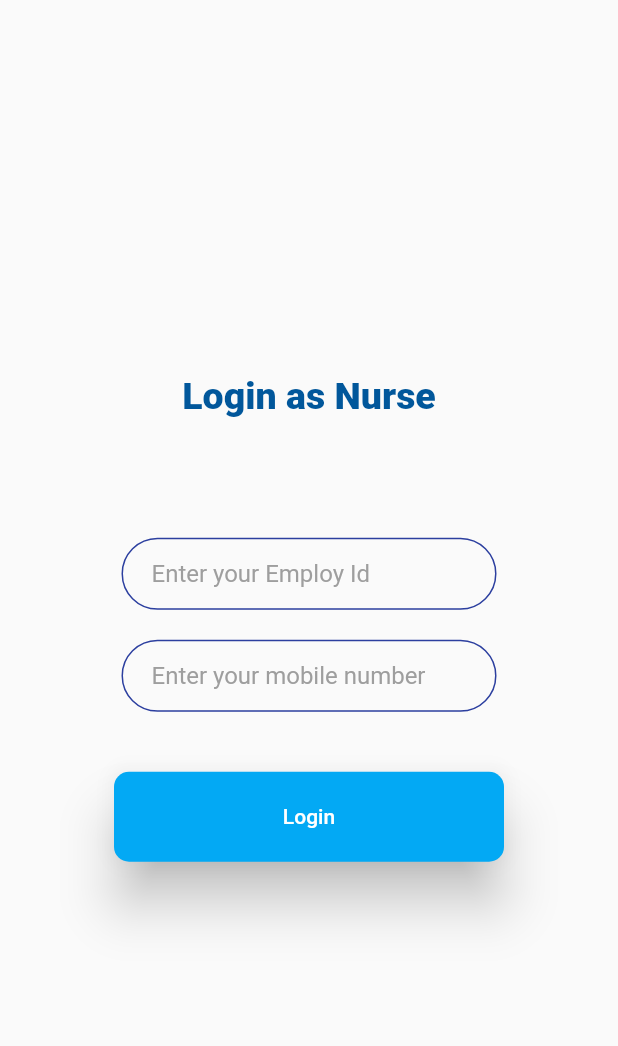
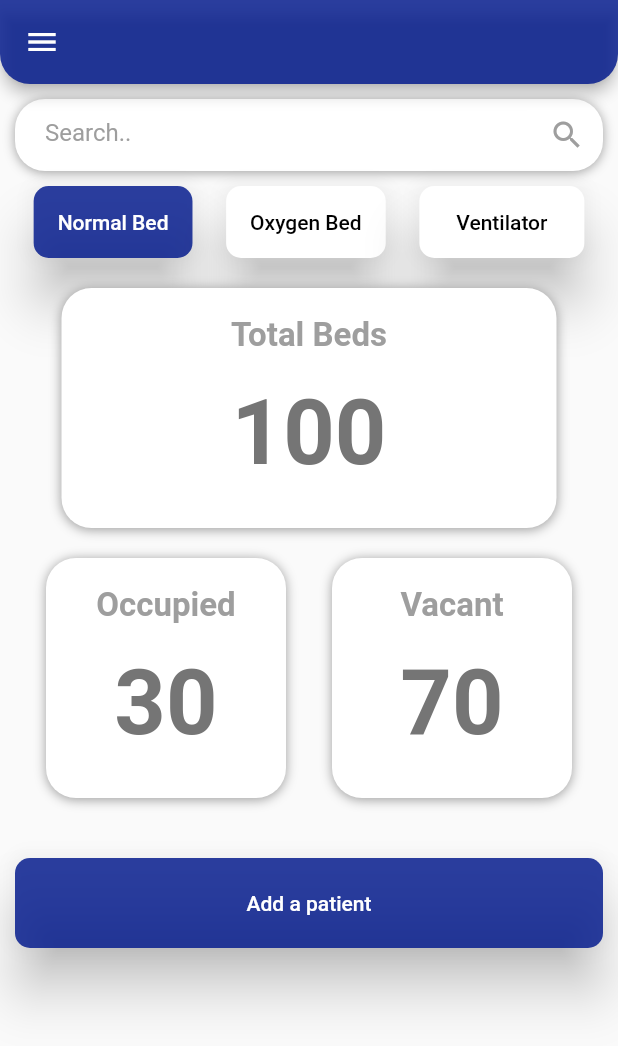
Before and after one commit to kecians/Covid-Data-Hub, a Flutter app: the NurseLogin screen opened by its route, on a phone screen of 412 x 824 dp. Shown: the top 1046 px of the screen. Run offline on Flutter 3.47's test engine with Material 2 defaults, Android fonts, the phone set to English and light mode, and no system bars; our stand-ins replace animated_text_kit, flutter_svg.

Commit message:
Nurse Page Created

```diff
--- a/lib/Components/Drawer.dart
+++ b/lib/Components/Drawer.dart
@@ -1,13 +1,15 @@
 import 'package:flutter/material.dart';
 class MyDrawer extends StatelessWidget {
+  final String name,designation;
+  const MyDrawer({Key key, this.name, this.designation});
   @override
   Widget build(BuildContext context) {
     return ListView(
       children: [
         // TODO : Change the section According to demand
         UserAccountsDrawerHeader(
-          accountName: Text("Shubham Tripathi",style: TextStyle(fontSize: 16),),
-          accountEmail: Text("7310659478",style: TextStyle(color: Colors.white70,fontSize: 12),),
+          accountName: Text(name,style: TextStyle(fontSize: 16),),
+          accountEmail: Text(designation,style: TextStyle(color: Colors.white70,fontSize: 12),),
           arrowColor: Colors.black54,
           currentAccountPicture: GestureDetector(
             child: CircleAvatar(
--- /dev/null
+++ b/lib/Components/MyCard.dart
@@ -0,0 +1,37 @@
+import 'package:flutter/material.dart';
+class MyCard extends StatelessWidget {
+  const MyCard({this.headText,this.height,this.width,this.color,
+    this.headerSize,this.valueText,this.valueSize,this.headerColor,this.valueColor});
+  final double height;
+  final double width;
+  final Color color,headerColor,valueColor;
+  final String headText;
+  final double headerSize,valueSize;
+  final String valueText;
+  @override
+  Widget build(BuildContext context) {
+    return Container(
+      padding: EdgeInsets.only(top: 10,bottom: 20),
+      height: height,width: width,
+      child: Column(
+        mainAxisAlignment: MainAxisAlignment.spaceAround,
+        children: [
+          Text(headText,style: TextStyle(fontSize: headerSize,fontWeight: FontWeight.w700,color: headerColor),),
+          Text(valueText,style: TextStyle(fontWeight: FontWeight.w700,fontSize: valueSize,color: valueColor),)
+        ],
+      ),
+      decoration: BoxDecoration(
+          borderRadius: BorderRadius.circular(20),
+          color: color,
+          boxShadow: [
+            BoxShadow(
+              color: Colors.grey,
+              offset: Offset(0.0, 1.0), //(x,y)
+              blurRadius: 6.0,
+            ),
+          ]
+      ),
+
+    );
+  }
+}
--- a/lib/Components/RoundButton.dart
+++ b/lib/Components/RoundButton.dart
@@ -1,11 +1,12 @@
 import 'package:flutter/material.dart';
 class RoundButton extends StatelessWidget {
-  const RoundButton({this.color,this.onpress,this.text,this.height,this.width});
+  const RoundButton({this.color,this.onpress,this.text,this.height,this.width,this.textColor});
 final Color color;
 final Function onpress;
 final String text;
 final double height;
 final double width;
+final Color textColor;
 
   @override
   Widget build(BuildContext context) {
@@ -18,7 +19,7 @@ final double width;
         minWidth: width,
         height: height,
         child: Text(
-            text , style: TextStyle(color: Colors.white),
+            text , style: TextStyle(color: textColor),
         ),
       ),
     );
--- /dev/null
+++ b/lib/Components/SearchBar.dart
@@ -0,0 +1,31 @@
+import 'package:flutter/material.dart';
+class SearchBar extends StatelessWidget {
+  const SearchBar({this.onPress});
+  final Function onPress;
+
+  @override
+  Widget build(BuildContext context) {
+    return Container(
+      child: TextField(
+        showCursor: false,
+        decoration: InputDecoration(
+            border: InputBorder.none,
+            hintText: 'Search..',
+            hintStyle: TextStyle(color: Colors.grey),
+            contentPadding: EdgeInsets.symmetric(vertical: 13, horizontal: 20.0),
+            suffixIcon: IconButton(icon: Icon(Icons.search,color: Colors.grey,),onPressed: onPress,)
+
+        ),
+      ),
+      decoration: BoxDecoration(borderRadius: BorderRadius.circular(20),color: Colors.white
+        ,boxShadow: [
+          BoxShadow(
+            color: Colors.grey,
+            offset: Offset(0.0, 1.0), //(x,y)
+            blurRadius: 6.0,
+          ),
+        ],),
+      margin: EdgeInsets.only(left: 10,right: 10),
+    );
+  }
+}
--- a/lib/Screens/DoctorLogin.dart
+++ b/lib/Screens/Doctors/DoctorLogin.dart
@@ -26,7 +26,6 @@ class _DoctorLoginState extends State<DoctorLogin> {
                   style: TextStyle(color: Colors.black),
                   onChanged: (value){},
                   decoration: kInputDecorantion.copyWith(hintText: 'Enter your Employ Id'),
-
                 ),
               ),
               SizedBox(height: 20,),
@@ -36,12 +35,10 @@ class _DoctorLoginState extends State<DoctorLogin> {
                   style: TextStyle(color: Colors.black),
                   onChanged: (value){},
                   decoration: kInputDecorantion.copyWith(hintText: 'Enter your mobile number'),
-
                 ),
               ),
               SizedBox(height: 40,),
               RoundButton(color: Colors.lightGreen[700],text: 'Login',onpress: (){},height: 60, width: 260,),
-
             ],
           ),
         ),
--- a/lib/Screens/NurseLogin.dart
+++ /dev/null
@@ -1,55 +0,0 @@
-import 'package:flutter/material.dart';
-import 'package:patient_status_app/Components/RoundButton.dart';
-import 'package:patient_status_app/Screens/PatientType.dart';
-import 'package:patient_status_app/Utilities/constants.dart';
-class NurseLogin extends StatefulWidget {
-  static const String id = 'NurseLogin';
-  @override
-  _NurseLoginState createState() => _NurseLoginState();
-}
-
-class _NurseLoginState extends State<NurseLogin> {
-
-  @override
-  Widget build(BuildContext context) {
-    return SafeArea(
-      child: Scaffold(
-          body: Center(
-            child: Column(
-              crossAxisAlignment: CrossAxisAlignment.center,
-              mainAxisAlignment: MainAxisAlignment.center,
-              children: [
-                Text('Login as Nurse',style: TextStyle(fontSize: 25,fontWeight: FontWeight.w900,
-               color: Colors.lightBlue[900],),),
-              SizedBox(height: 80,),
-                   Container(
-                     width: 250,
-                     child: TextField(
-                       style: TextStyle(color: Colors.black),
-                        onChanged: (value){},
-                       decoration: kInputDecorantion.copyWith(hintText: 'Enter your Employ Id'),
-
-                     ),
-                   ),
-                SizedBox(height: 20,),
-                Container(
-                  width: 250,
-                  child: TextField(
-                    style: TextStyle(color: Colors.black),
-                    onChanged: (value){},
-                    decoration: kInputDecorantion.copyWith(hintText: 'Enter your mobile number'),
-
-                  ),
-                ),
-                SizedBox(height: 40,),
-                RoundButton(color: Colors.lightBlue,text: 'Login',onpress: (){
-                  // TODO : Change when you add Authentication
-                  Navigator.pushNamed(context, PatientType.id);
-                },height: 60, width: 260,)
-              ],
-            ),
-          ),
-      ),
-    );
-  }
-}
--- /dev/null
+++ b/lib/Screens/Nurses/NurseLogin.dart
@@ -0,0 +1,105 @@
+import 'package:flutter/cupertino.dart';
+import 'package:flutter/material.dart';
+import 'package:patient_status_app/Components/Drawer.dart';
+import 'package:patient_status_app/Components/MyCard.dart';
+import 'package:patient_status_app/Components/RoundButton.dart';
+import 'package:patient_status_app/Components/SearchBar.dart';
+import 'package:patient_status_app/Utilities/Brain.dart';
+
+enum Bed{
+   OxygenBed,
+   NonOxyBed,
+  VentilatorBed
+}
+
+class NurseLogin extends StatefulWidget {
+  static const String id = 'NurseLogin';
+  @override
+  _NurseLoginState createState() => _NurseLoginState();
+}
+
+class _NurseLoginState extends State<NurseLogin> {
+  Bed typeBed=Bed.NonOxyBed;
+  @override
+  Widget build(BuildContext context) {
+    return SafeArea(
+      child: Scaffold(
+        drawer: Drawer(child: MyDrawer(name: 'Shubham Tripathi',designation: 'Doctor   ; )',),),
+        appBar: AppBar(backgroundColor: Color(0XFFD5031A8D),shape: RoundedRectangleBorder(
+          borderRadius: BorderRadius.only(bottomRight: Radius.circular(20),bottomLeft: Radius.circular(20))
+        ),),
+        body: ListView(
+
+          children: [
+            SizedBox(height: 10,),
+             SearchBar(),
+            SizedBox(height: 10,),
+            Row(
+                 mainAxisAlignment: MainAxisAlignment.spaceEvenly,
+              children: [
+                RoundButton(text: "Normal Bed",onpress: (){
+                    setState(() {
+                      typeBed = Bed.NonOxyBed;
+                    });
+                },
+                  color: typeBed == Bed.NonOxyBed ? Color(0XFFD5031A8D):Colors.white,
+                  textColor: typeBed == Bed.NonOxyBed ? Colors.white:Colors.black,
+                ),
+                RoundButton(text: "Oxygen Bed",onpress: (){
+                  setState(() {
+                    typeBed = Bed.OxygenBed;
+                  });
+                },
+                  textColor: typeBed == Bed.OxygenBed ? Colors.white:Colors.black,
+                  color: typeBed == Bed.OxygenBed ? Color(0XFFD5031A8D):Colors.white,
+                ),
+                RoundButton(text: "Ventilator",width: 110,onpress: (){
+                  setState(() {
+                    typeBed = Bed.VentilatorBed;
+                  });
+                },color: typeBed == Bed.VentilatorBed ? Color(0XFFD5031A8D):Colors.white,
+                  textColor: typeBed == Bed.VentilatorBed ? Colors.white:Colors.black,
+                )
+              ],
+            ),
+            SizedBox(height: 20,),
+            Row(
+              mainAxisAlignment: MainAxisAlignment.spaceAround,
+              children: [
+                MyCard(height: 160,width: 330,headText: 'Total Beds',headerSize: 22,valueColor: Colors.grey[600],
+                  color: Colors.white,valueSize: 60,
+                  /// Realtime Value
+                  valueText: Brain.TotalBeds(typeBed),
+                  headerColor: Colors.grey,
+                ),
+              ],
+            ),
+            SizedBox(height: 20,),
+            Row(
+                mainAxisAlignment: MainAxisAlignment.spaceEvenly,
+                children: [
+                  MyCard(height: 160,width: 160,headText: 'Occupied',headerSize: 22,valueColor: Colors.grey[600],
+                  color: Colors.white,valueSize: 60,
+                    /// Realtime Value
+                    valueText: Brain.OccupyedBeds(typeBed),
+                    headerColor: Colors.grey,
+                  ),
+                  MyCard(height: 160,width: 160,headText: 'Vacant',headerSize: 22,
+                    color: Colors.white,valueSize: 60,
+                    /// Realtime Value
+                    valueText: Brain.VacantBeds(typeBed),
+                    headerColor: Colors.grey,valueColor: Colors.grey[600],)
+                ],
+              ),
+            SizedBox(height: 40,),
+            Container(margin: EdgeInsets.only(left: 10,right: 10),
+              child: RoundButton(color: Color(0XFFD5031A8D),text: "Add a patient", textColor: Colors.white,
+                onpress: (){ Navigator.pushNamed(context, NurseLogin.id); },height: 60,width: 260,),
+            ),
+
+          ],
+        ),
+      ),
+    );
+  }
+}
--- /dev/null
+++ b/lib/Utilities/Brain.dart
@@ -0,0 +1,60 @@
+import 'package:patient_status_app/Screens/Nurses/NurseLogin.dart';
+class Brain{
+  static String TotalPatients( type ){
+    if(type == Bed.NonOxyBed)
+    {
+      return '60';
+    }
+    else if(type == Bed.OxygenBed)
+    {
+      return '41';
+    }
+    else
+    {
+      return '50';
+    }
+  }
+  static String TotalBeds( type ){
+    if(type == Bed.NonOxyBed)
+    {
+      return '100';
+    }
+    else if(type == Bed.OxygenBed)
+    {
+      return '80';
+    }
+    else
+    {
+      return '60';
+    }
+  }
+  static String VacantBeds( type ){
+    if(type == Bed.NonOxyBed)
+    {
+      return '70';
+    }
+    else if(type == Bed.OxygenBed)
+    {
+      return '20';
+    }
+    else
+    {
+      return '25';
+    }
+  }
+  static String OccupyedBeds( type ){
+    if(type == Bed.NonOxyBed)
+    {
+      return '30';
+    }
+    else if(type == Bed.OxygenBed)
+    {
+      return '60';
+    }
+    else
+    {
+      return '35';
+    }
+  }
+
+}
```
Also changed, not shown: lib/Components/MyContainer.dart (+8 -4 lines), lib/Components/TitleHead.dart (added, +42 -0 lines), lib/Screens/Home.dart (+15 -40 lines), lib/Screens/PatientType.dart (deleted, +0 -53 lines), lib/main.dart (+3 -4 lines), lib/Screens/Register.dart (added).
